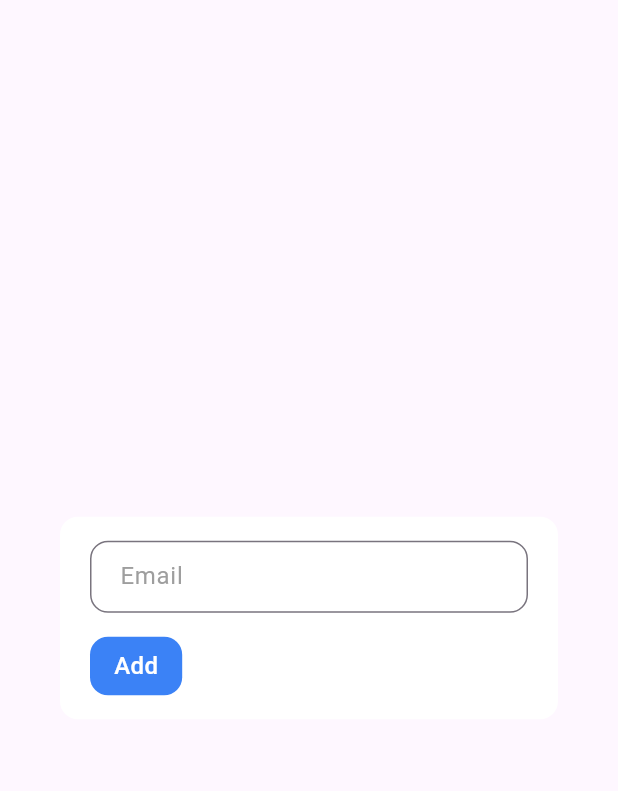
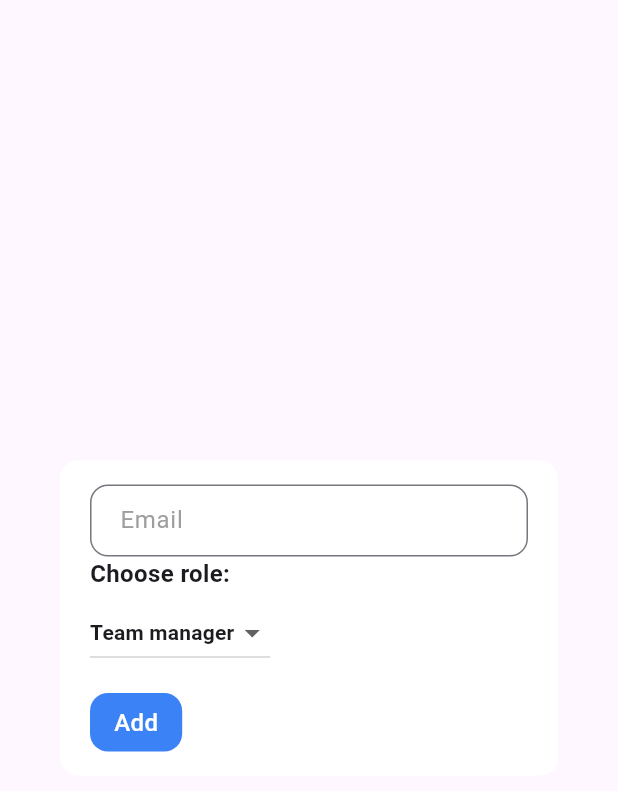
Before and after one commit to roman-liutyk/process-automation-app, a Flutter app: the AddProjectMemberDialog widget shown alone on an empty page, opened directly, on a phone screen of 412 x 824 dp. Shown: the top 791 px of the screen. Run offline on Flutter 3.47's test engine with Material 3 defaults, Android fonts, the light colour scheme and no system bars; our stand-ins replace dio, firebase_auth, firebase_core, flutter_riverpod, flutter_svg, freezed_annotation and 1 more; missing offline and left inert: dart:html; accounts and stored records are empty; network calls fail; statements that could not run were skipped.

Commit message:
feat: added adding project member functionality

```diff
--- a/lib/features/project/providers/project_details_provider.dart
+++ b/lib/features/project/providers/project_details_provider.dart
@@ -2,6 +2,7 @@ import 'package:dio/dio.dart';
 import 'package:firebase_auth/firebase_auth.dart';
 import 'package:flutter_riverpod/flutter_riverpod.dart';
 import 'package:freezed_annotation/freezed_annotation.dart';
+import 'package:process_automation_app/common/utils/enums/user_role_enum.dart';
 import 'package:process_automation_app/features/project/models/project_member_model.dart';
 import 'package:process_automation_app/features/project/models/project_model.dart';
 import 'package:process_automation_app/features/project/repository/project_repository.dart';
@@ -36,7 +37,10 @@ class ProjectDetailsNotifier extends StateNotifier<ProjectDetailsState> {
     state = ProjectDetailsState.loaded(project: project, members: members);
   }
 
-  Future<void> addProjectMember() async {
+  Future<void> addProjectMember({
+    required String email,
+    required UserRoleEnum role,
+  }) async {
     final currentState = state.mapOrNull(
       loaded: (value) => value,
     );
@@ -45,7 +49,10 @@ class ProjectDetailsNotifier extends StateNotifier<ProjectDetailsState> {
       try {
         state = const ProjectDetailsState.loading();
 
-        await _projectRepository.addProjectMember();
+        await _projectRepository.addProjectMember(
+          email: email,
+          role: role,
+        );
 
         final members = await _projectRepository.fetchProjectMembers();
 
--- a/lib/features/project/views/widgets/add_project_member_dialog.dart
+++ b/lib/features/project/views/widgets/add_project_member_dialog.dart
@@ -1,5 +1,8 @@
 import 'package:flutter/material.dart';
 import 'package:flutter_riverpod/flutter_riverpod.dart';
+import 'package:process_automation_app/common/utils/enums/user_role_enum.dart';
+import 'package:process_automation_app/common/utils/validators.dart';
+import 'package:process_automation_app/features/project/providers/project_details_provider.dart';
 import 'package:process_automation_app/shared/widgets/primary_button.dart';
 import 'package:process_automation_app/shared/widgets/primary_text_field.dart';
 
@@ -13,8 +16,19 @@ class AddProjectMemberDialog extends StatefulWidget {
 class _AddProjectMemberDialogState extends State<AddProjectMemberDialog> {
   final TextEditingController _emailController = TextEditingController();
 
+  final _formKey = GlobalKey<FormState>();
+
+  UserRoleEnum _role = UserRoleEnum.values
+      .where((e) => e.name != UserRoleEnum.owner.name)
+      .toList()
+      .first;
+
   @override
   Widget build(BuildContext context) {
+    final roles = UserRoleEnum.values
+        .where((e) => e.name != UserRoleEnum.owner.name)
+        .toList();
+
     return Dialog(
       shape: RoundedRectangleBorder(
         borderRadius: BorderRadius.circular(12),
@@ -27,13 +41,51 @@ class _AddProjectMemberDialogState extends State<AddProjectMemberDialog> {
         ),
         child: SizedBox(
           width: 300,
+          child: Form(
+            key: _formKey,
             child: Column(
               crossAxisAlignment: CrossAxisAlignment.start,
               mainAxisSize: MainAxisSize.min,
               children: [
                 PrimaryTextField(
                   controller: _emailController,
+                  validator: Validators.email,
                   placeholder: 'Email',
+                ),
+                const Text(
+                  'Choose role:',
+                  style: TextStyle(
+                    fontSize: 16,
+                    fontWeight: FontWeight.w600,
+                  ),
+                ),
+                const SizedBox(
+                  height: 4,
+                ),
+                DropdownButton(
+                  value: _role,
+                  items: List.generate(
+                    roles.length,
+                    (index) {
+                      return DropdownMenuItem(
+                        value: roles[index],
+                        child: Text(
+                          roles[index].title,
+                          style: const TextStyle(
+                            fontSize: 14,
+                            fontWeight: FontWeight.w600,
+                          ),
+                        ),
+                      );
+                    },
+                  ),
+                  onChanged: (value) {
+                    setState(() {
+                      if (value != null) {
+                        _role = value;
+                      }
+                    });
+                  },
                 ),
                 const SizedBox(
                   height: 16,
@@ -43,12 +95,15 @@ class _AddProjectMemberDialogState extends State<AddProjectMemberDialog> {
                     return PrimaryButton(
                       title: 'Add',
                       callback: () {
-                      // ref.read(projectProvider.notifier).createProject(
-                      //       name: _nameController.text.trim(),
-                      //       description: _descriptionController.text.trim(),
-                      //       status: _status,
-                      //     );
+                        if (_formKey.currentState!.validate()) {
+                          ref
+                              .read(projectDetailsProvider.notifier)
+                              .addProjectMember(
+                                email: _emailController.text.trim(),
+                                role: _role,
+                              );
                           Navigator.pop(context);
+                        }
                       },
                     );
                   },
@@ -57,6 +112,7 @@ class _AddProjectMemberDialogState extends State<AddProjectMemberDialog> {
             ),
           ),
         ),
+      ),
     );
   }
 }
```
Also changed, not shown: lib/features/project/repository/project_repository.dart (+28 -4 lines), lib/features/project/views/project_details_view.dart (+40 -1 lines). Lines whose indentation alone changed are shown as unchanged.
